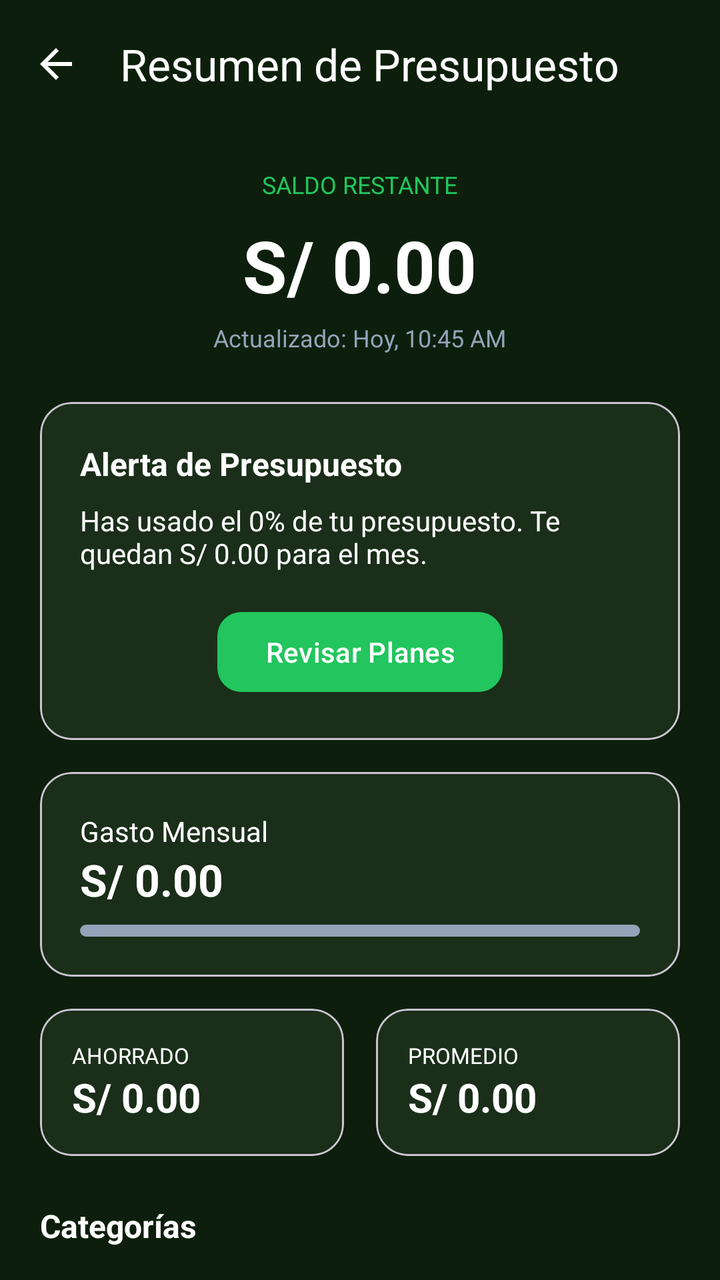
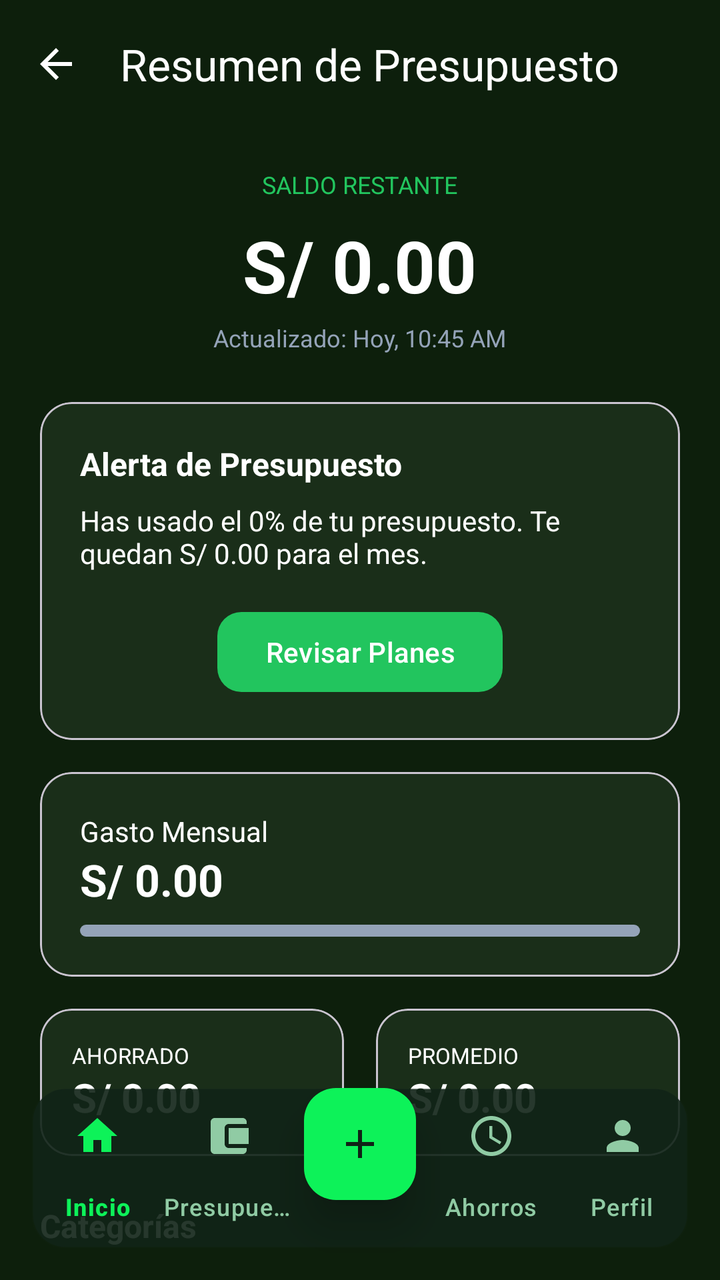

Two renders of the same Android screen: before a commit and after it. Below are the layout's source before the change and the commit's diff.
<!-- AndroidManifest.xml: application theme Theme.IngresosGastosApp -->
<!-- res/layout/activity_resumen_presupuesto.xml -->
<?xml version="1.0" encoding="utf-8"?>
<androidx.coordinatorlayout.widget.CoordinatorLayout xmlns:android="http://schemas.android.com/apk/res/android"
    xmlns:app="http://schemas.android.com/apk/res-auto"
    xmlns:tools="http://schemas.android.com/tools"
    android:layout_width="match_parent"
    android:layout_height="match_parent"
    android:background="@color/bg_dark">

    <LinearLayout
        android:layout_width="match_parent"
        android:layout_height="match_parent"
        android:orientation="vertical">

        <androidx.appcompat.widget.Toolbar
            android:id="@+id/toolbar"
            android:layout_width="match_parent"
            android:layout_height="?attr/actionBarSize"
            android:background="@color/bg_dark"
            app:navigationIcon="@drawable/ic_arrow_back"
            app:navigationIconTint="@color/white"
            app:title="Resumen de Presupuesto"
            app:titleTextColor="@color/white" />

        <androidx.core.widget.NestedScrollView
            android:layout_width="match_parent"
            android:layout_height="match_parent"
            android:paddingBottom="100dp"
            android:clipToPadding="false"
            android:fillViewport="true">

            <LinearLayout
                android:layout_width="match_parent"
                android:layout_height="wrap_content"
                android:orientation="vertical"
                android:padding="20dp">

                
                <TextView
                    android:layout_width="wrap_content"
                    android:layout_height="wrap_content"
                    android:text="SALDO RESTANTE"
                    android:textColor="@color/green_accent"
                    android:textSize="12sp"
                    android:textAllCaps="true"
                    android:layout_gravity="center" />

                <TextView
                    android:id="@+id/tv_saldo_restante"
                    android:layout_width="wrap_content"
                    android:layout_height="wrap_content"
                    android:text="S/ 0.00"
                    android:textColor="@color/white"
                    android:textSize="36sp"
                    android:textStyle="bold"
                    android:layout_gravity="center"
                    android:layout_marginTop="8dp" />

                <TextView
                    android:id="@+id/tv_actualizado"
                    android:layout_width="wrap_content"
                    android:layout_height="wrap_content"
                    android:text="Actualizado: Hoy, 10:45 AM"
                    android:textColor="@color/text_on_dark_muted"
                    android:textSize="12sp"
                    android:layout_gravity="center"
                    android:layout_marginTop="4dp" />

                
                <com.google.android.material.card.MaterialCardView
                    android:layout_width="match_parent"
                    android:layout_height="wrap_content"
                    android:layout_marginTop="24dp"
                    app:cardBackgroundColor="@color/bg_dark_card"
                    app:cardCornerRadius="16dp"
                    app:cardElevation="0dp">
                    <LinearLayout
                        android:layout_width="match_parent"
                        android:layout_height="wrap_content"
                        android:orientation="vertical"
                        android:padding="20dp">
                        <TextView
                            android:layout_width="wrap_content"
                            android:layout_height="wrap_content"
                            android:text="Alerta de Presupuesto"
                            android:textColor="@color/white"
                            android:textSize="16sp"
                            android:textStyle="bold" />
                        <TextView
                            android:layout_width="wrap_content"
                            android:layout_height="wrap_content"
                            android:text="Has usado el 0% de tu presupuesto. Te quedan S/ 0.00 para el mes."
                            android:textColor="@color/white"
                            android:layout_marginTop="8dp" />
                        <com.google.android.material.button.MaterialButton
                            android:id="@+id/btn_revisar_planes"
                            android:layout_width="wrap_content"
                            android:layout_height="wrap_content"
                            android:layout_gravity="center"
                            android:layout_marginTop="16dp"
                            android:text="Revisar Planes"
                            android:textColor="@color/white"
                            app:backgroundTint="@color/green_accent"
                            app:cornerRadius="12dp" />
                    </LinearLayout>
                </com.google.android.material.card.MaterialCardView>

                
                <com.google.android.material.card.MaterialCardView
                    android:layout_width="match_parent"
                    android:layout_height="wrap_content"
                    android:layout_marginTop="16dp"
                    app:cardBackgroundColor="@color/bg_dark_card"
                    app:cardCornerRadius="16dp"
                    app:cardElevation="0dp">
                    <LinearLayout
                        android:layout_width="match_parent"
                        android:layout_height="wrap_content"
                        android:orientation="vertical"
                        android:padding="20dp">
                        <TextView
                            android:layout_width="wrap_content"
                            android:layout_height="wrap_content"
                            android:text="Gasto Mensual"
                            android:textColor="@color/white" />
                        <TextView
                            android:id="@+id/tv_gasto_mensual"
                            android:layout_width="wrap_content"
                            android:layout_height="wrap_content"
                            android:text="S/ 0.00"
                            android:textColor="@color/white"
                            android:textSize="22sp"
                            android:textStyle="bold" />
                        <ProgressBar
                            style="@style/Widget.AppCompat.ProgressBar.Horizontal"
                            android:layout_width="match_parent"
                            android:layout_height="6dp"
                            android:layout_marginTop="8dp"
                            android:progress="0"
                            android:progressDrawable="@drawable/progress_bar_green" />
                    </LinearLayout>
                </com.google.android.material.card.MaterialCardView>

                
                <LinearLayout
                    android:layout_width="match_parent"
                    android:layout_height="wrap_content"
                    android:orientation="horizontal"
                    android:layout_marginTop="16dp">
                    <com.google.android.material.card.MaterialCardView
                        android:layout_width="0dp"
                        android:layout_height="wrap_content"
                        android:layout_weight="1"
                        android:layout_marginEnd="8dp"
                        app:cardBackgroundColor="@color/bg_dark_card"
                        app:cardCornerRadius="16dp"
                        app:cardElevation="0dp">
                        <LinearLayout
                            android:layout_width="match_parent"
                            android:layout_height="wrap_content"
                            android:orientation="vertical"
                            android:padding="16dp">
                            <TextView
                                android:layout_width="wrap_content"
                                android:layout_height="wrap_content"
                                android:text="AHORRADO"
                                android:textColor="@color/white"
                                android:textSize="11sp" />
                            <TextView
                                android:id="@+id/tv_ahorrado"
                                android:layout_width="wrap_content"
                                android:layout_height="wrap_content"
                                android:text="S/ 0.00"
                                android:textColor="@color/white"
                                android:textSize="20sp"
                                android:textStyle="bold" />
                        </LinearLayout>
                    </com.google.android.material.card.MaterialCardView>
                    <com.google.android.material.card.MaterialCardView
                        android:layout_width="0dp"
                        android:layout_height="wrap_content"
                        android:layout_weight="1"
                        android:layout_marginStart="8dp"
                        app:cardBackgroundColor="@color/bg_dark_card"
                        app:cardCornerRadius="16dp"
                        app:cardElevation="0dp">
                        <LinearLayout
                            android:layout_width="match_parent"
                            android:layout_height="wrap_content"
                            android:orientation="vertical"
                            android:padding="16dp">
                            <TextView
                                android:layout_width="wrap_content"
                                android:layout_height="wrap_content"
                                android:text="PROMEDIO"
                                android:textColor="@color/white"
                                android:textSize="11sp" />
                            <TextView
                                android:id="@+id/tv_promedio_diario"
                                android:layout_width="wrap_content"
                                android:layout_height="wrap_content"
                                android:text="S/ 0.00"
                                android:textColor="@color/white"
                                android:textSize="20sp"
                                android:textStyle="bold" />
                        </LinearLayout>
                    </com.google.android.material.card.MaterialCardView>
                </LinearLayout>

                <TextView
                    android:layout_width="wrap_content"
                    android:layout_height="wrap_content"
                    android:text="Categorías"
                    android:textColor="@color/white"
                    android:textSize="16sp"
                    android:textStyle="bold"
                    android:layout_marginTop="24dp" />
            </LinearLayout>
        </androidx.core.widget.NestedScrollView>
    </LinearLayout>

    

</androidx.coordinatorlayout.widget.CoordinatorLayout>
<!-- resources referenced by this layout -->
<resources>
  <color name="bg_dark">#0D1F0C</color>
  <color name="bg_dark_card">#1A2E19</color>
  <color name="green_accent">#22C55E</color>
  <color name="text_on_dark_muted">#94A3B8</color>
  <color name="white">#FFFFFFFF</color>
  <!-- drawable ic_arrow_back (drawable) -->
  <?xml version="1.0" encoding="utf-8"?>
  <vector xmlns:android="http://schemas.android.com/apk/res/android"
      android:width="24dp"
      android:height="24dp"
      android:viewportWidth="24"
      android:viewportHeight="24">
      <path
          android:fillColor="#FFFFFF"
          android:pathData="M20,11H7.83l5.59-5.59L12,4l-8,8 8,8 1.41-1.41L7.83,13H20v-2z"/>
  </vector>
  <!-- drawable progress_bar_green (drawable) -->
  <?xml version="1.0" encoding="utf-8"?>
  <layer-list xmlns:android="http://schemas.android.com/apk/res/android">
      <item android:id="@android:id/background">
          <shape>
              <corners android:radius="4dp" />
              <solid android:color="@color/text_on_dark_muted" />
          </shape>
      </item>
      <item android:id="@android:id/progress">
          <clip>
              <shape>
                  <corners android:radius="4dp" />
                  <solid android:color="@color/green_accent" />
              </shape>
          </clip>
      </item>
  </layer-list>
  <style name="Theme.IngresosGastosApp" parent="Base.Theme.IngresosGastosApp" />
  <style name="Base.Theme.IngresosGastosApp" parent="Theme.Material3.DayNight.NoActionBar">
          <item name="colorPrimary">@color/green_accent</item>
          <item name="colorPrimaryContainer">@color/bg_dark_card</item>
          <item name="colorOnPrimary">@color/white</item>
          <item name="android:statusBarColor">@color/bg_dark</item>
          <item name="android:navigationBarColor">@color/bg_dark</item>
          <item name="android:windowBackground">@color/bg_dark</item>
          <item name="android:windowLightStatusBar">false</item>
          <item name="shapeAppearanceOverlay">@style/CircleImage</item>
      </style>
  <style name="CircleImage">
          <item name="cornerSize">50%</item>
      </style>
</resources>

<!-- the commit's change to res/layout/activity_resumen_presupuesto.xml (unified diff, before → after) -->
@@ -219,5 +219,43 @@
     </LinearLayout>
 
     
+    <include layout="@layout/layout_bottom_navigation" />
 
 </androidx.coordinatorlayout.widget.CoordinatorLayout>
+<!-- res/layout/layout_bottom_navigation.xml (included above) -->
+<?xml version="1.0" encoding="utf-8"?>
+<FrameLayout xmlns:android="http://schemas.android.com/apk/res/android"
+    xmlns:app="http://schemas.android.com/apk/res-auto"
+    android:id="@+id/bottom_nav_container"
+    android:layout_width="match_parent"
+    android:layout_height="wrap_content"
+    android:layout_gravity="bottom">
+
+    <com.google.android.material.bottomnavigation.BottomNavigationView
+        android:id="@+id/bottom_navigation"
+        android:layout_width="match_parent"
+        android:layout_height="wrap_content"
+        android:layout_marginBottom="16dp"
+        android:layout_marginEnd="16dp"
+        android:layout_marginStart="16dp"
+        android:background="@drawable/bg_stitch_card"
+        app:backgroundTint="#E6102216"
+        app:elevation="8dp"
+        app:itemIconTint="@color/nav_item_selector"
+        app:itemTextColor="@color/nav_item_selector"
+        app:labelVisibilityMode="labeled"
+        app:menu="@menu/bottom_nav_menu" />
+
+    <com.google.android.material.floatingactionbutton.FloatingActionButton
+        android:id="@+id/fab_add"
+        android:layout_width="wrap_content"
+        android:layout_height="wrap_content"
+        android:layout_gravity="center_horizontal"
+        android:src="@drawable/ic_add"
+        app:backgroundTint="@color/stitch_primary"
+        app:borderWidth="0dp"
+        app:elevation="12dp"
+        app:fabSize="normal"
+        app:tint="@color/stitch_background" />
+
+</FrameLayout>
<!-- resource entries referenced after the edit -->
@@ -3,8 +3,23 @@
   <color name="bg_dark">#0D1F0C</color>
   <color name="bg_dark_card">#1A2E19</color>
   <color name="green_accent">#22C55E</color>
+  <color name="stitch_background">#102216</color>
+  <color name="stitch_primary">#0df259</color>
   <color name="text_on_dark_muted">#94A3B8</color>
   <color name="white">#FFFFFFFF</color>
+  <!-- drawable bg_stitch_card (drawable) -->
+  <?xml version="1.0" encoding="utf-8"?>
+  <shape xmlns:android="http://schemas.android.com/apk/res/android">
+      <solid android:color="#1A3A24" />
+      <corners android:radius="16dp" />
+      <stroke android:width="1dp" android:color="#1AFFFFFF" />
+  </shape>
+  <!-- drawable ic_add (drawable) -->
+  <vector xmlns:android="http://schemas.android.com/apk/res/android" android:height="24dp" android:tint="#000000" android:viewportHeight="24" android:viewportWidth="24" android:width="24dp">
+        
+      <path android:fillColor="@android:color/white" android:pathData="M19,13h-6v6h-2v-6H5v-2h6V5h2v6h6v2z"/>
+      
+  </vector>
   <!-- drawable ic_arrow_back (drawable) -->
   <?xml version="1.0" encoding="utf-8"?>
   <vector xmlns:android="http://schemas.android.com/apk/res/android"
